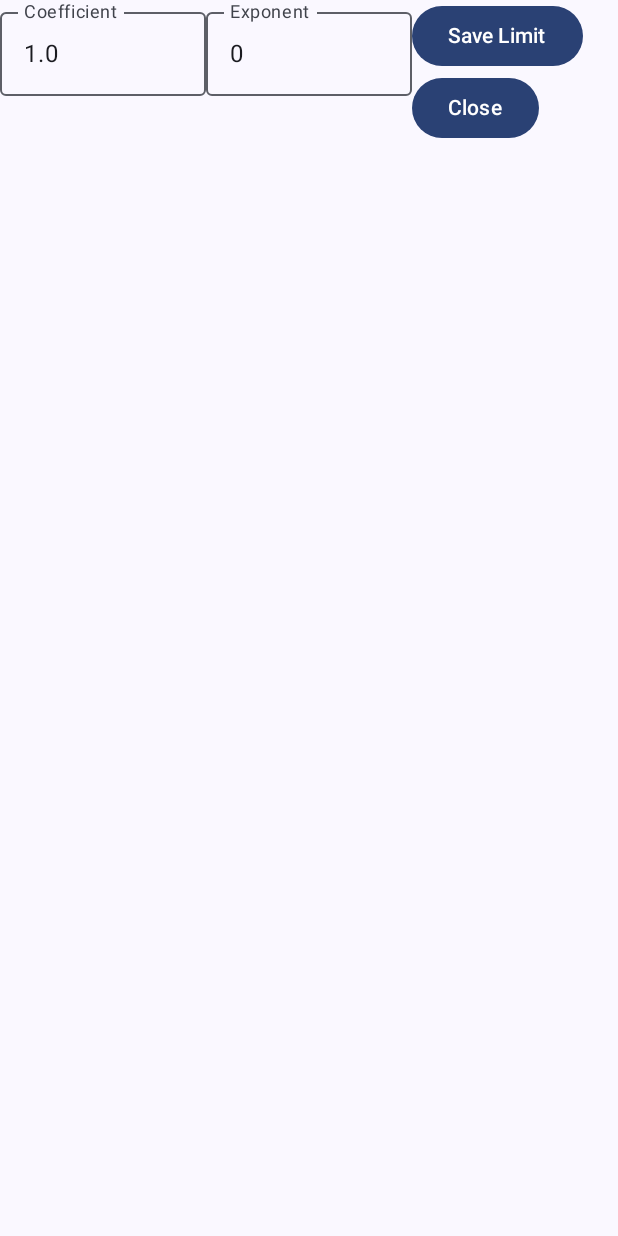
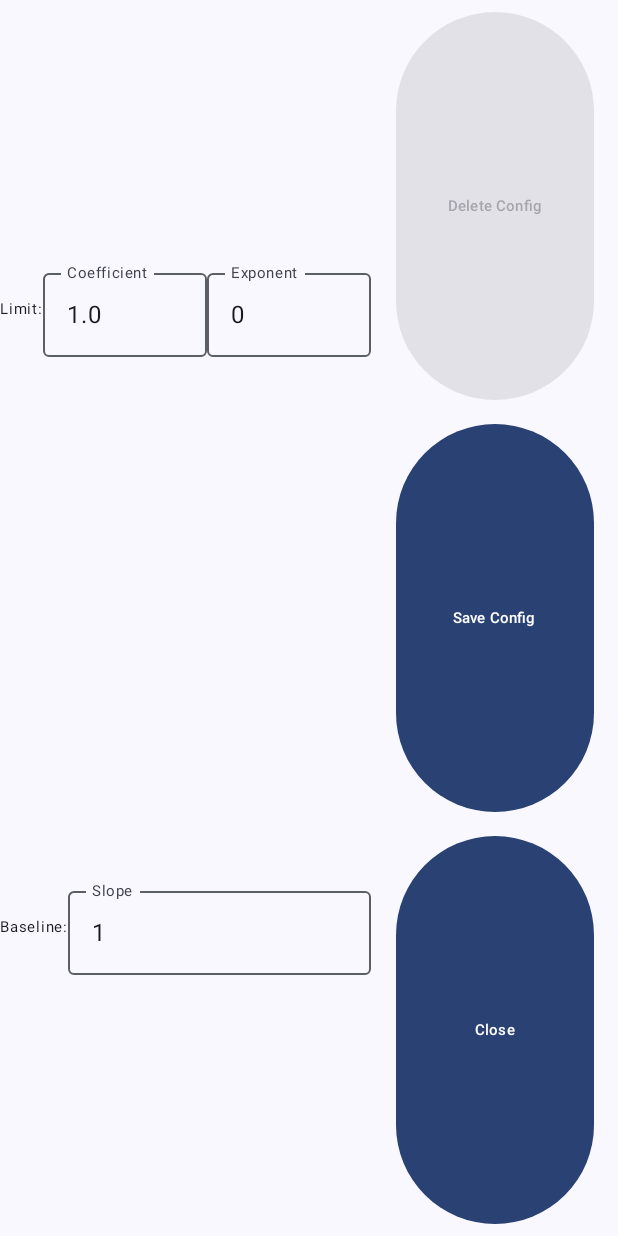
Before and after one commit to DarrenChiang/BluetoothSensorApp, an Android app built with Jetpack Compose: the composable LimitInput shown on its own in the app's theme, on a phone screen of 412 x 824 dp. Run offline under Robolectric (Android 15) with nearby library versions, the light colour scheme and no system bars.

Commit message:
Set limit and baseline configuration

```diff
--- a/app/src/main/java/com/aqst/bluetoothsensorapp/MainActivity.kt
+++ b/app/src/main/java/com/aqst/bluetoothsensorapp/MainActivity.kt
@@ -118,8 +118,8 @@ class MainActivity: ComponentActivity() {
                                 onStartPolling = viewModel::startPolling,
                                 onStopPolling = viewModel::stopPolling,
                                 onOpenLimitConfig = viewModel::openLimitConfig,
-                                onDeleteLimit = viewModel::deleteLimit,
-                                onSetLimit = viewModel::setLimit,
+                                onSetLeakDetectionConfig = viewModel::setLeakDetectionConfig,
+                                onResetLeakDetectionConfig = viewModel::resetLeakDetectionConfig,
                                 onCloseLimitConfig = viewModel::closeLimitConfig,
                                 onReset = viewModel::reset,
                                 onLoadTestData = viewModel::loadTestData
--- a/app/src/main/java/com/aqst/bluetoothsensorapp/presentation/BluetoothUiState.kt
+++ b/app/src/main/java/com/aqst/bluetoothsensorapp/presentation/BluetoothUiState.kt
@@ -28,6 +28,7 @@ data class BluetoothUiState(
     val isSettingLimit: Boolean = false,
     val limitCoefficient: Float? = null,
     val limitExponent: Int? = null,
+    val baselineSlope: Float? = null,
     val isTestDevice: Boolean = false,
     val testData: List<DataPoint> = emptyList(),
     val testDataInterval: Timer? = null,
--- a/app/src/main/java/com/aqst/bluetoothsensorapp/presentation/components/LimitInput.kt
+++ b/app/src/main/java/com/aqst/bluetoothsensorapp/presentation/components/LimitInput.kt
@@ -8,16 +8,19 @@ import androidx.compose.material3.ExperimentalMaterial3Api
 import androidx.compose.material3.OutlinedTextField
 import androidx.compose.material3.Text
 import androidx.compose.runtime.*
+import androidx.compose.ui.Alignment
 import androidx.compose.ui.Modifier
 import androidx.compose.ui.focus.onFocusChanged
 import androidx.compose.ui.text.input.KeyboardType
 import androidx.compose.ui.text.input.VisualTransformation
+import androidx.compose.ui.unit.dp
+import androidx.compose.ui.unit.sp
 
-fun isValidCoefficient(value: String): Boolean {
+fun isValidFloat(value: String): Boolean {
     return value.toFloatOrNull() !== null
 }
 
-fun isValidExponent(value: String): Boolean {
+fun isValidInt(value: String): Boolean {
     return value.toIntOrNull() !== null
 }
 
@@ -80,26 +83,47 @@ fun trimForInteger(input: String): String {
 fun LimitInput(
     modifier: Modifier = Modifier,
     hasLimit: Boolean,
-    onSetLimit: (Float, Int) -> Unit,
-    onDeleteLimit: () -> Unit,
+    onSetLeakDetectionConfig: (Float, Float, Int) -> Unit,
+    onResetLeakDetectionConfig: () -> Unit,
     onCloseLimitConfig: () -> Unit
 ) {
     var coefficient by remember { mutableStateOf("1.0") }
     var exponent by remember { mutableStateOf("0") }
+    var slope by remember { mutableStateOf("0.1") }
 
-    var isValidLimit = isValidCoefficient(coefficient) && isValidExponent(exponent)
+    var isValidLimit = isValidFloat(coefficient) && isValidInt(exponent) && isValidFloat(slope)
 
-    val setLimit = { onSetLimit(coefficient.toFloat(), exponent.toInt()) }
+    val setLeakDetectionConfig = {
+        onSetLeakDetectionConfig(
+            slope.toFloat(),
+            coefficient.toFloat(),
+            exponent.toInt()
+        )
+    }
 
     Row(modifier = modifier) {
+        Column(modifier = Modifier.weight(0.6f)) {
+            Row(
+                modifier = Modifier.weight(0.5f),
+                verticalAlignment = Alignment.CenterVertically
+            ) {
+                Text(
+                    text = "Limit:",
+                    fontSize = 10.sp
+                )
                 OutlinedTextField(
                     value = coefficient,
                     onValueChange = {
-                if (isValidCoefficient(it) || it.length === 0 || it == "-") {
+                        if (isValidFloat(it) || it.length === 0 || it == "-") {
                             coefficient = it
                         }
                     },
-            label = { Text("Coefficient") },
+                    label = {
+                        Text(
+                            text = "Coefficient",
+                            fontSize = 10.sp
+                        )
+                    },
                     keyboardOptions = KeyboardOptions(
                         keyboardType = KeyboardType.Decimal
                     ),
@@ -121,11 +145,16 @@ fun LimitInput(
                 OutlinedTextField(
                     value = exponent,
                     onValueChange = {
-                if (isValidExponent(it) || it.length === 0 || it == "-") {
+                        if (isValidInt(it) || it.length === 0 || it == "-") {
                             exponent = it
                         }
                     },
-            label = { Text("Exponent") },
+                    label = {
+                        Text(
+                            text = "Exponent",
+                            fontSize = 10.sp
+                        )
+                    },
                     keyboardOptions = KeyboardOptions(
                         keyboardType = KeyboardType.Decimal
                     ),
@@ -144,19 +173,90 @@ fun LimitInput(
                             }
                         }
                 )
-        Column(modifier = Modifier.weight(1f)) {
-            if (hasLimit) {
-                Button(onClick = onDeleteLimit) {
-                    Text(text = "Disable Limit")
+            }
+            Row(
+                modifier = Modifier.weight(0.5f),
+                verticalAlignment = Alignment.CenterVertically
+            ) {
+                Text(
+                    text = "Baseline:",
+                    fontSize = 10.sp
+                )
+                OutlinedTextField(
+                    value = slope,
+                    onValueChange = {
+                        if (isValidFloat(it) || it.length === 0 || it == "-") {
+                            slope = it
+                        }
+                    },
+                    label = {
+                        Text(
+                            text = "Slope",
+                            fontSize = 10.sp
+                        )
+                    },
+                    keyboardOptions = KeyboardOptions(
+                        keyboardType = KeyboardType.Decimal
+                    ),
+                    visualTransformation = VisualTransformation.None,
+                    modifier = Modifier
+                        .weight(1f)
+                        .onFocusChanged {
+                            if (!it.isFocused) {
+                                slope = handleMinus(slope)
+
+                                slope = if (slope.isNotEmpty() && slope[0] == '-') {
+                                    "-" + trimForFloat(slope.substring(1))
+                                } else {
+                                    trimForFloat(slope)
                                 }
                             }
-            if (isValidLimit) {
-                Button(onClick = setLimit) {
-                    Text(text = "Save Limit")
+                        }
+                )
             }
         }
-            Button(onClick = onCloseLimitConfig) {
-                Text(text = "Close")
+
+        Column(
+            modifier = Modifier.weight(0.4f),
+            horizontalAlignment = Alignment.CenterHorizontally
+        ) {
+            Button(
+                modifier = Modifier
+                    .weight(0.1f)
+                    .fillMaxWidth(0.9f)
+                    .padding(8.dp),
+                onClick = onResetLeakDetectionConfig,
+                enabled = hasLimit
+            ) {
+                Text(
+                    text = "Delete Config",
+                    fontSize = 10.sp
+                )
+            }
+            Button(
+                modifier = Modifier
+                    .weight(0.1f)
+                    .fillMaxWidth(0.9f)
+                    .padding(8.dp),
+                onClick = setLeakDetectionConfig,
+                enabled = isValidLimit
+            ) {
+                Text(
+                    text = "Save Config",
+                    fontSize = 10.sp
+                )
+            }
+            Button(
+                modifier = Modifier
+                    .weight(0.1f)
+                    .fillMaxWidth(0.9f)
+                    .padding(8.dp),
+                onClick = onCloseLimitConfig
+            ) {
+                Text(
+                    text = "Close",
+                    fontSize = 10.sp
+                )
             }
         }
     }
```
Also changed, not shown: app/src/main/java/com/aqst/bluetoothsensorapp/presentation/BluetoothViewModel.kt (+22 -0 lines), app/src/main/java/com/aqst/bluetoothsensorapp/presentation/components/ConnectedScreen.kt (+13 -7 lines). Lines whose indentation alone changed are shown as unchanged.
